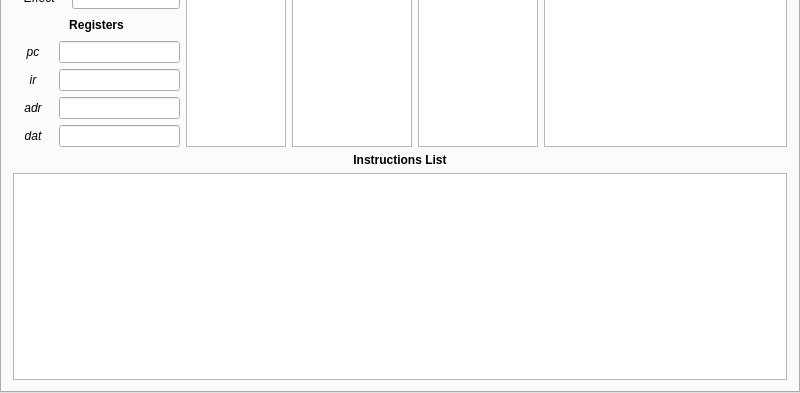
This is mainwindow.ui in petarpetrov96/Cigma16 as Qt 5 draws it before an edit; both pictures show x 0 to 800 and y 207 to 600 of the 800 by 600 pixel window. The edited form follows.
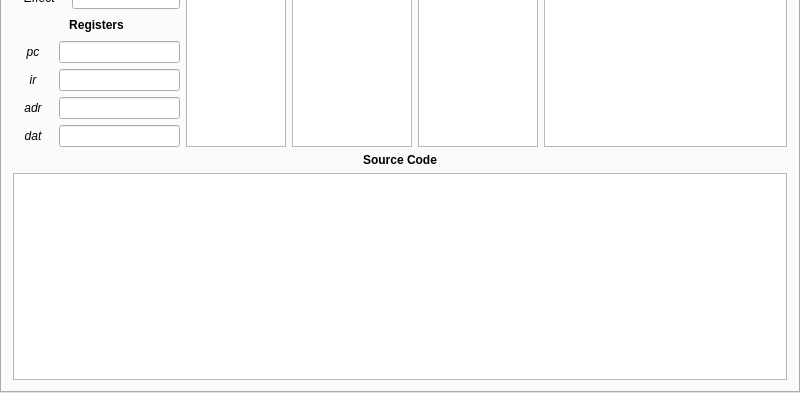
This is the edited form. The open tabs and pages were chosen to show the change. Icons and pictures are not drawn.

Commit message: Experimental source code shown in Program tab

```diff
--- a/mainwindow.ui
+++ b/mainwindow.ui
@@ -565,7 +565,7 @@
                </font>
               </property>
               <property name="text">
-               <string>Instructions List</string>
+               <string>Source Code</string>
               </property>
               <property name="alignment">
                <set>Qt::AlignCenter</set>
```
Left out of the diff: 2 changed lines with no effect on the pictures. The commit also changes 3 other files.
